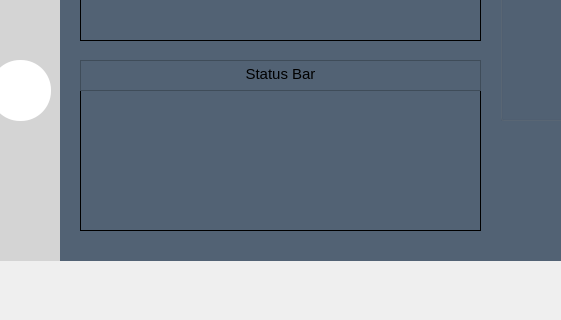
First picture: the form in gui/manager_pkg/src/manager_pkg/ui/manager.ui, repository addinedu-ros-4th/ros-repo-2, before the edit; both pictures show x 250 to 811 and y 450 to 770 of the 1190 by 864 pixel window.
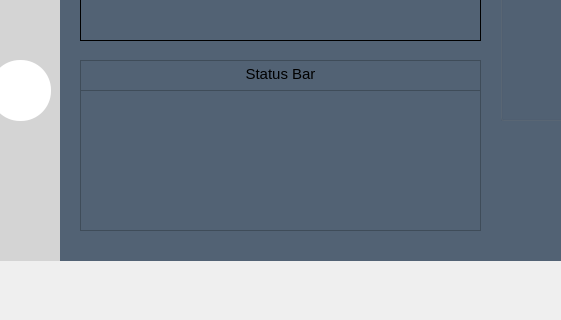
Second picture: the form after the edit. The open tabs and pages were chosen to show the change. Icons and pictures are not drawn.

Commit message: Style: add unassigned task

Diff of the .ui file:
```diff
--- a/gui/manager_pkg/src/manager_pkg/ui/manager.ui
+++ b/gui/manager_pkg/src/manager_pkg/ui/manager.ui
@@ -748,22 +748,6 @@
         <string/>
        </property>
       </widget>
-      <widget class="QLabel" name="statusLabel">
-       <property name="geometry">
-        <rect>
-         <x>20</x>
-         <y>430</y>
-         <width>401</width>
-         <height>141</height>
-        </rect>
-       </property>
-       <property name="frameShape">
-        <enum>QFrame::Box</enum>
-       </property>
-       <property name="text">
-        <string/>
-       </property>
-      </widget>
       <widget class="QTextEdit" name="textEdit_6">
        <property name="geometry">
         <rect>
@@ -827,6 +811,16 @@
         </property>
        </widget>
       </widget>
+      <widget class="QTableWidget" name="status">
+       <property name="geometry">
+        <rect>
+         <x>20</x>
+         <y>430</y>
+         <width>401</width>
+         <height>141</height>
+        </rect>
+       </property>
+      </widget>
      </widget>
     </widget>
     <widget class="QWidget" name="InboundOrderPage">
```
Left out of the diff: 10 changed lines with no effect on the pictures. The commit also changes 2 other files.
